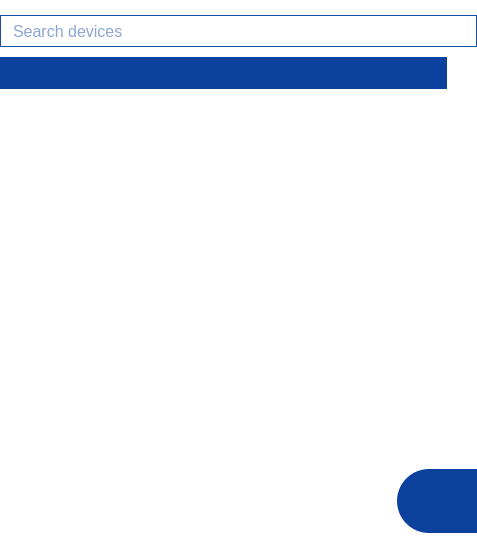
Qt form parsec/core/gui/forms/devices_widget.ui (Scille/parsec-cloud) before a commit.
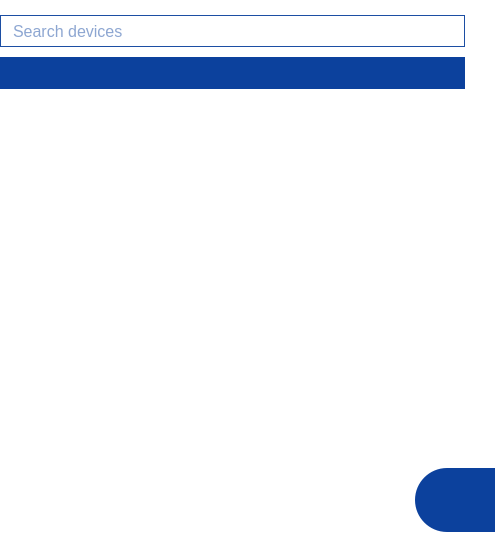
The same form after that commit. Icons and pictures are not drawn.

```diff
--- a/parsec/core/gui/forms/devices_widget.ui
+++ b/parsec/core/gui/forms/devices_widget.ui
@@ -6,8 +6,8 @@
    <rect>
     <x>0</x>
     <y>0</y>
-    <width>477</width>
-    <height>548</height>
+    <width>495</width>
+    <height>547</height>
    </rect>
   </property>
   <property name="windowTitle">
@@ -37,6 +37,9 @@
    </property>
    <item>
     <layout class="QHBoxLayout" name="horizontalLayout">
+     <property name="rightMargin">
+      <number>30</number>
+     </property>
      <item>
       <widget class="QLineEdit" name="line_edit_search">
        <property name="minimumSize">
@@ -121,8 +124,8 @@
          <rect>
           <x>0</x>
           <y>0</y>
-          <width>446</width>
-          <height>314</height>
+          <width>464</width>
+          <height>343</height>
          </rect>
         </property>
         <layout class="QVBoxLayout" name="verticalLayout_4">
@@ -146,7 +149,7 @@
      <property name="sizeHint" stdset="0">
       <size>
        <width>20</width>
-       <height>40</height>
+       <height>10</height>
       </size>
      </property>
     </spacer>
```
